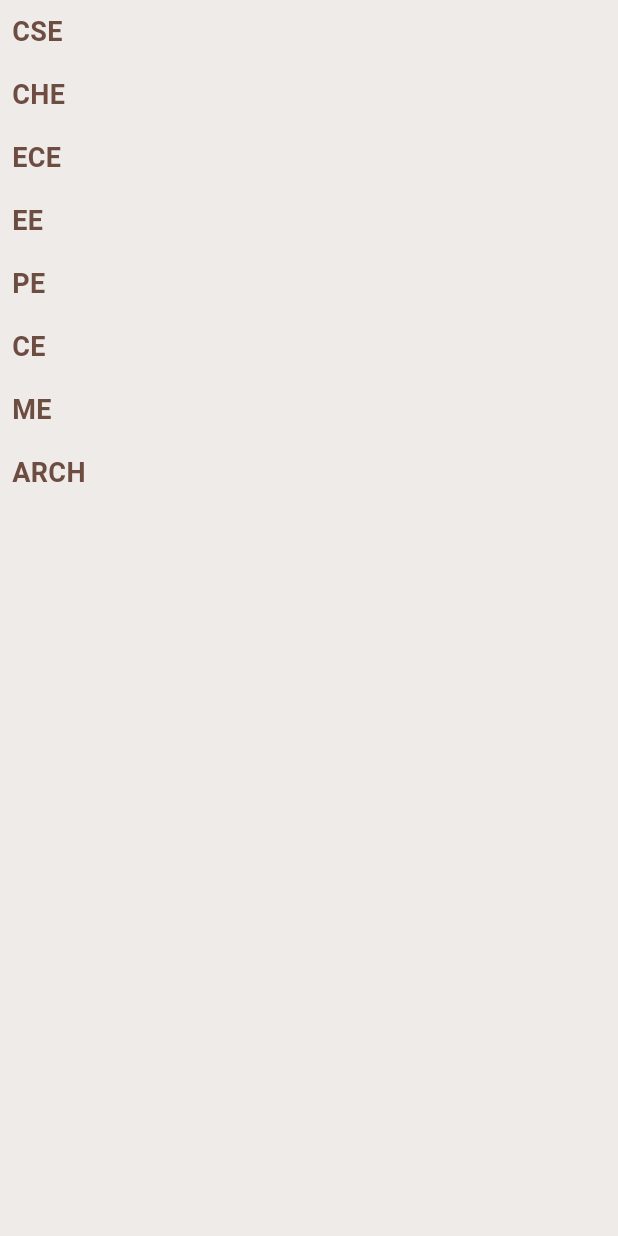
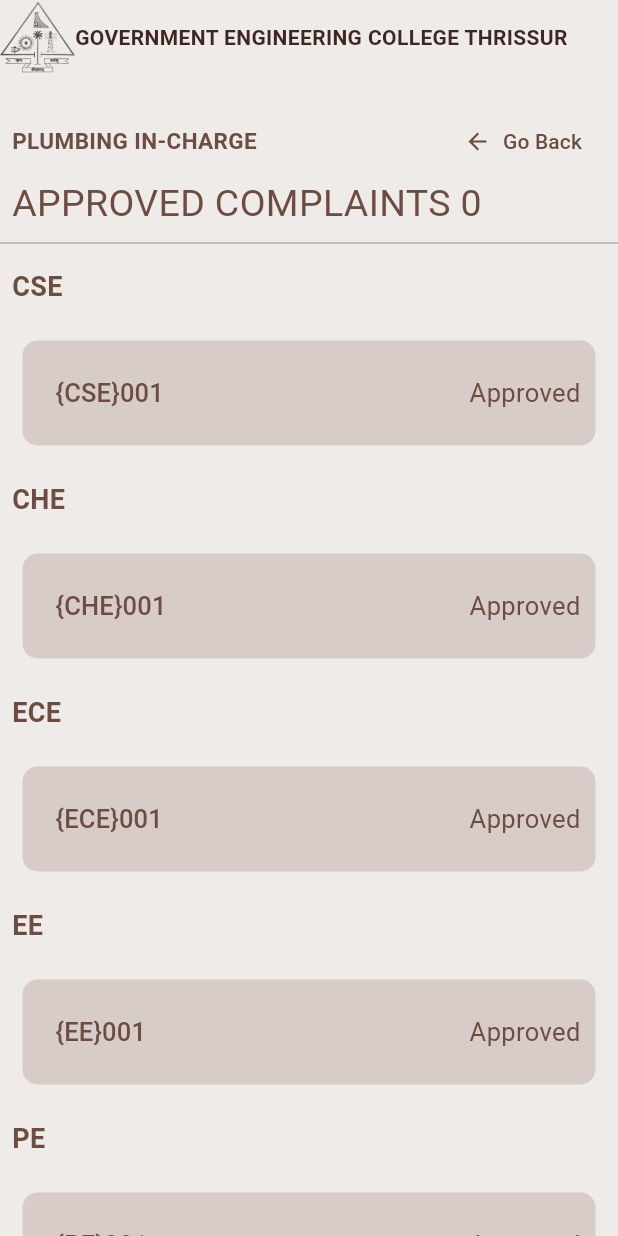
Before and after one commit to basilanazer/group-6-miniproject-gectfma, a Flutter app: the complaintVerification screen opened directly, after a tap on an icon or button, on a phone screen of 412 x 824 dp. Run offline on Flutter 3.47's test engine with Material 3 defaults, Android fonts, the phone set to English and light mode, and no system bars; our stand-ins replace cloud_firestore, file_picker, firebase_auth, firebase_core, firebase_storage; accounts and stored records are empty.

Commit message:
list complaints update

```diff
--- a/gectfma/lib/NatureOfIssue/comp_verification.dart
+++ b/gectfma/lib/NatureOfIssue/comp_verification.dart
@@ -3,7 +3,6 @@ import 'package:flutter/cupertino.dart';
 import 'package:flutter/material.dart';
 import 'package:flutter/widgets.dart';
 import 'package:gectfma/NatureOfIssue/list_complints.dart';
-import 'package:gectfma/Requirements/Headings.dart';
 import 'package:gectfma/Requirements/TopBar.dart';
 
 class complaintVerification extends StatefulWidget{
@@ -37,30 +36,30 @@ class _complaintVerificationState extends State<complaintVerification>{
                 return SingleChildScrollView(
                   scrollDirection: Axis.vertical,
                   child: Column(
+                    mainAxisAlignment: MainAxisAlignment.center,
                     children: <Widget>[
                       TopBar(
                         iconLabel: widget.nature =='Electrical'? "Go Back":"Log Out",
                         title: "Total ${widget.nature} complaints $total",
                         icon: widget.nature =='Electrical'? Icons.arrow_back:Icons.logout,
-                        dept: "${widget.nature} complaints",
+                        dept: "${widget.nature} in-charge",
                       ),
                      Column(
                       children:[
                         ComplaintsType(
-                             // goto: () {},
-                              complainttype: "Approved",
-                              complaintstatus: approved
+                              nature: widget.nature,
+                              status: "Approved",
+                              number: approved
                         ),
                         ComplaintsType(
-                               // goto: () {},
-                                complainttype: "Declined",
-                                complaintstatus: declined
+                                nature: widget.nature,
+                                status: "Declined",
+                                number: declined
                         ),
                         ComplaintsType(
-                               // goto: () {},
-                                //listComplaints(status: "pending", nature: widget.nature, number: pending),
-                                complainttype: "Pending",
-                                complaintstatus: pending
+                                nature: widget.nature,
+                                status: "Pending",
+                                number: pending
                         ),
                       ]
                     )
@@ -120,13 +119,14 @@ class _complaintVerificationState extends State<complaintVerification>{
   }
 }
 class ComplaintsType extends StatelessWidget {
-  final String complainttype;
-  //final Function goto;
-  final int? complaintstatus;
+  final String nature;
+  final String status;
+  final int? number;
   const ComplaintsType({
     super.key,
-    required this.complainttype,
-    required this.complaintstatus,
+    required this.status,
+    required this.nature,
+    required this.number,
     //required this.goto,
   });
 
@@ -147,16 +147,16 @@ class ComplaintsType extends StatelessWidget {
             TextButton(onPressed: (){
               Navigator.of(context).push(
                               MaterialPageRoute(builder: (context) {
-                            return listComplaints(status: "pending", nature: "nature", number: 8);
+                            return listComplaints(status: status, nature: nature, number: number!);
                           }));
             },
              child: Text(
-              "$complainttype complaints".toUpperCase(),
+              "$status complaints".toUpperCase(),
               style: TextStyle(fontSize: 17, color: Colors.brown[600]),
             ),),
 
             Text(
-              "$complaintstatus",
+              "$number",
               style: TextStyle(fontSize: 17, color: Colors.brown[600]),
             ),
           ],
--- a/gectfma/lib/NatureOfIssue/list_complints.dart
+++ b/gectfma/lib/NatureOfIssue/list_complints.dart
@@ -22,13 +22,63 @@ class _listComplaintsState extends State<listComplaints> {
           scrollDirection: Axis.vertical,
           child: Column(
             children: [
+              TopBar(
+                iconLabel: "Go Back",
+                 title: widget.status == 'pending'? "Pending Complaints To Approve ${widget.number}":"${widget.status} Complaints ${widget.number}",
+                 icon: Icons.arrow_back,
+                 dept: "${widget.nature} in-charge"),
               for(var i in deptCollection)
-              Headings(title: i)
+              Column(
+                children:[
+                  Headings(title: i),
+                  Complaint(status: widget.status, id: "{$i}001"),
+                ]
+              )
             ],
           ),
         ),
       )
     );
   }
+}
+class Complaint extends StatelessWidget {
+  final String status;
+  final String id;
+  const Complaint({
+    super.key,
+    required this.status,
+    required this.id,
+  });
 
+  @override
+  Widget build(BuildContext context) {
+    return Container(
+      margin: EdgeInsets.symmetric(vertical: 15, horizontal: 15),
+      height: 70,
+      decoration: BoxDecoration(
+        color: Colors.brown[100],
+        borderRadius: BorderRadius.circular(10),
+      ),
+      child: Padding(
+        padding: const EdgeInsets.all(10.0),
+        child: Row(
+          mainAxisAlignment: MainAxisAlignment.spaceBetween,
+          children: [
+            TextButton(onPressed: (){
+
+            },
+             child: Text(
+              id.toUpperCase(),
+              style: TextStyle(fontSize: 17, color: Colors.brown[600]),
+            ),),
+
+            Text(
+              status,
+              style: TextStyle(fontSize: 17, color: Colors.brown[600]),
+            ),
+          ],
+        ),
+      ),
+    );
+  }
 }
```
